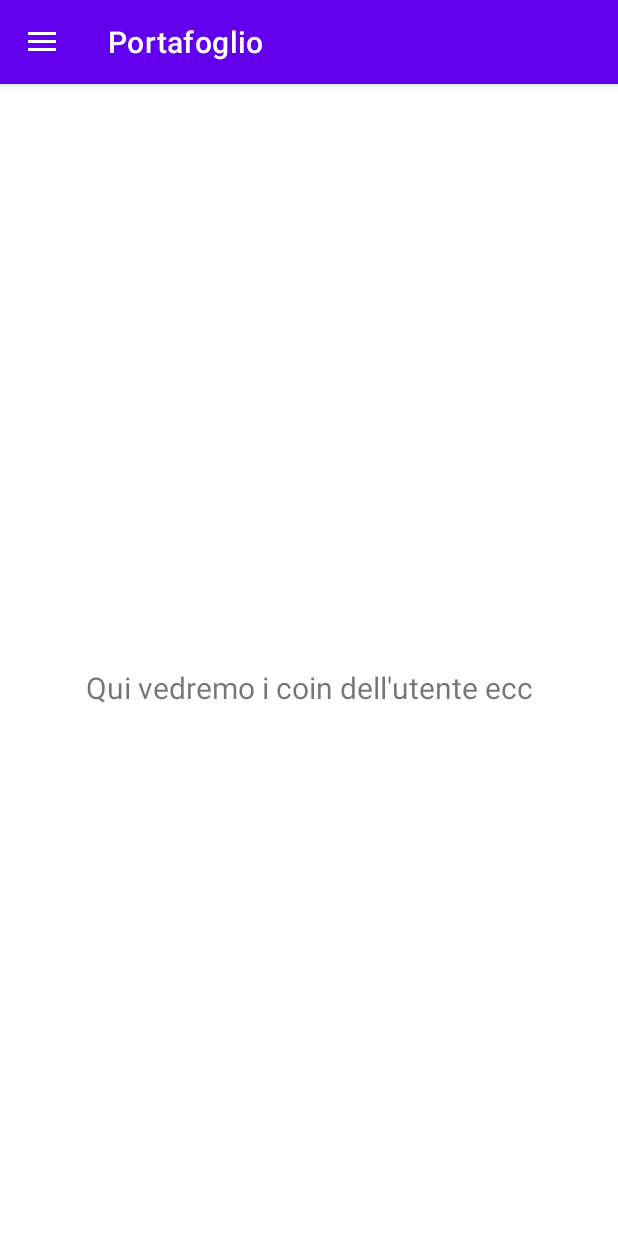
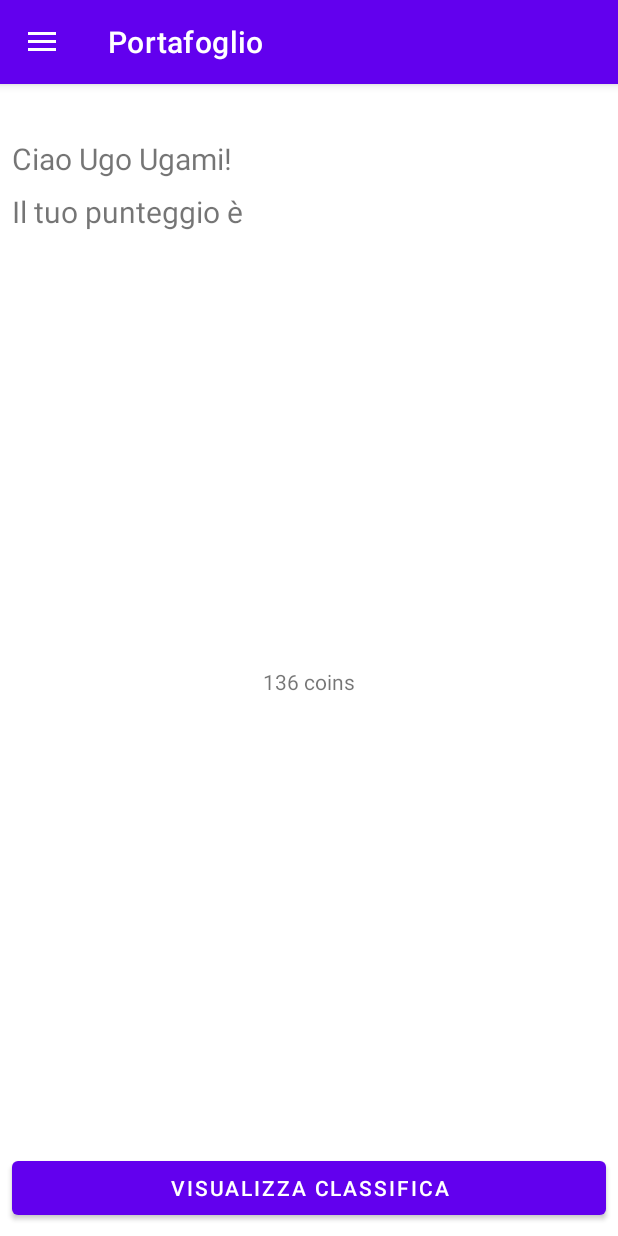
Before and after one commit to bordi93Unive/AiutoVicino, an Android app: the MainActivity screen opened directly, with no data from a screen before it, in the side drawer, after a tap on "Portafoglio", on a phone screen of 412 x 824 dp. Run offline under Robolectric (Android 15) with nearby library versions, the phone set to English and light mode, and no system bars; our stand-ins replace navigation-ui.

Commit message:
Aggiunta classifica

```diff
--- a/app/src/main/java/it/unive/aiutovicino/ui/portafoglio/PortafoglioFragment.java
+++ b/app/src/main/java/it/unive/aiutovicino/ui/portafoglio/PortafoglioFragment.java
@@ -8,22 +8,28 @@ import android.widget.TextView;
 import androidx.annotation.NonNull;
 import androidx.fragment.app.Fragment;
 import androidx.lifecycle.ViewModelProvider;
+import androidx.navigation.Navigation;
+
+import it.unive.aiutovicino.R;
 import it.unive.aiutovicino.databinding.FragmentPortafoglioBinding;
 
 public class PortafoglioFragment extends Fragment {
 
 private FragmentPortafoglioBinding binding;
 
-    public View onCreateView(@NonNull LayoutInflater inflater,
-            ViewGroup container, Bundle savedInstanceState) {
-        PortafoglioViewModel portafoglioViewModel =
-                new ViewModelProvider(this).get(PortafoglioViewModel.class);
+    public View onCreateView(@NonNull LayoutInflater inflater, ViewGroup container, Bundle savedInstanceState) {
+        PortafoglioViewModel portafoglioViewModel = new ViewModelProvider(this).get(PortafoglioViewModel.class);
 
-    binding = FragmentPortafoglioBinding.inflate(inflater, container, false);
-    View root = binding.getRoot();
+        binding = FragmentPortafoglioBinding.inflate(inflater, container, false);
+        View root = binding.getRoot();
 
-        final TextView textView = binding.textPortafoglio;
-        portafoglioViewModel.getText().observe(getViewLifecycleOwner(), textView::setText);
+        binding.buttonVisualizzaClassifica.setOnClickListener(new View.OnClickListener() {
+            @Override
+            public void onClick(View view) {
+                Navigation.findNavController(view).navigate(R.id.action_nav_portafoglio_to_classificaFragment);
+            }
+        });
+
         return root;
     }
 
--- a/app/src/main/res/layout/fragment_portafoglio.xml
+++ b/app/src/main/res/layout/fragment_portafoglio.xml
@@ -14,10 +14,40 @@
         android:layout_marginStart="8dp"
         android:layout_marginTop="8dp"
         android:layout_marginEnd="8dp"
-        android:textAlignment="center"
         android:textSize="20sp"
+        android:text="Ciao Ugo Ugami!"
         app:layout_constraintEnd_toEndOf="parent"
         app:layout_constraintStart_toStartOf="parent"
-        app:layout_constraintTop_toTopOf="parent"
+        app:layout_constraintTop_toTopOf="parent" />
+    <TextView
+        android:layout_width="match_parent"
+        android:layout_height="wrap_content"
+        android:layout_marginStart="8dp"
+        android:layout_marginTop="8dp"
+        android:layout_marginEnd="8dp"
+        android:textSize="20sp"
+        android:text="Il tuo punteggio è"
+        app:layout_constraintEnd_toEndOf="parent"
+        app:layout_constraintStart_toStartOf="parent"
+        app:layout_constraintTop_toBottomOf="@+id/text_portafoglio" />
+
+    <TextView
+        android:id="@+id/text_coins"
+        android:layout_width="wrap_content"
+        android:layout_height="wrap_content"
+        android:text="136 coins"
+        app:layout_constraintBottom_toBottomOf="parent"
+        app:layout_constraintEnd_toEndOf="parent"
+        app:layout_constraintStart_toStartOf="parent"
+        app:layout_constraintTop_toTopOf="parent" />
+
+    <Button
+        android:id="@+id/button_visualizza_classifica"
+        android:layout_width="match_parent"
+        android:layout_height="wrap_content"
+        android:text="Visualizza classifica"
+        android:layout_marginLeft="8dp"
+        android:layout_marginRight="8dp"
+        android:layout_marginBottom="8dp"
         app:layout_constraintBottom_toBottomOf="parent" />
 </androidx.constraintlayout.widget.ConstraintLayout>
--- a/app/src/main/res/navigation/mobile_navigation.xml
+++ b/app/src/main/res/navigation/mobile_navigation.xml
@@ -19,7 +19,11 @@
         android:id="@+id/nav_portafoglio"
         android:name="it.unive.aiutovicino.ui.portafoglio.PortafoglioFragment"
         android:label="@string/menu_portafoglio"
-        tools:layout="@layout/fragment_portafoglio" />
+        tools:layout="@layout/fragment_portafoglio" >
+        <action
+            android:id="@+id/action_nav_portafoglio_to_classificaFragment"
+            app:destination="@id/classificaFragment" />
+    </fragment>
 
     <fragment
         android:id="@+id/nav_annunci"
@@ -79,4 +83,9 @@
         android:name="it.unive.aiutovicino.ui.annuncio_crea.AnnuncioCreaFragment"
         android:label="@string/menu_crea_annuncio"
         tools:layout="@layout/fragment_annuncio_crea" />
+    <fragment
+        android:id="@+id/classificaFragment"
+        android:name="it.unive.aiutovicino.ui.classifica.ClassificaFragment"
+        android:label="Classifica"
+        tools:layout="@layout/fragment_classifica" />
 </navigation>
```
Also changed, not shown: app/src/main/java/it/unive/aiutovicino/adapter/ClassificaAdapter.java (added, +58 -0 lines), app/src/main/java/it/unive/aiutovicino/controller/RankingController.java (added, +13 -0 lines), app/src/main/java/it/unive/aiutovicino/model/RankingModel.java (added, +15 -0 lines), app/src/main/java/it/unive/aiutovicino/ui/classifica/ClassificaFragment.java (added, +54 -0 lines), app/src/main/java/it/unive/aiutovicino/ui/classifica/ClassificaViewModel.java (added, +19 -0 lines), app/src/main/res/layout/adapter_classifica.xml (added, +50 -0 lines), app/src/main/res/layout/fragment_classifica.xml (added, +28 -0 lines).
